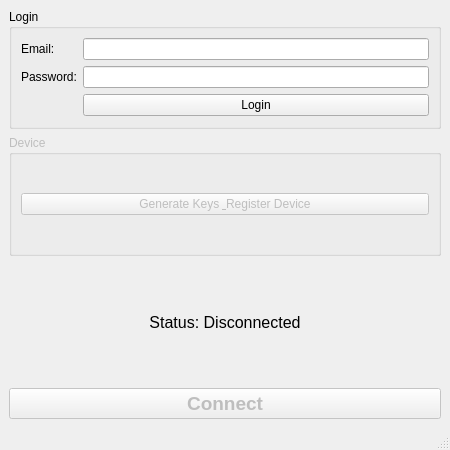
Before: the Qt Designer form vpn_desktop_client/src/mainwindow.ui in Shivam-1M/vpn, drawn with Qt 5.
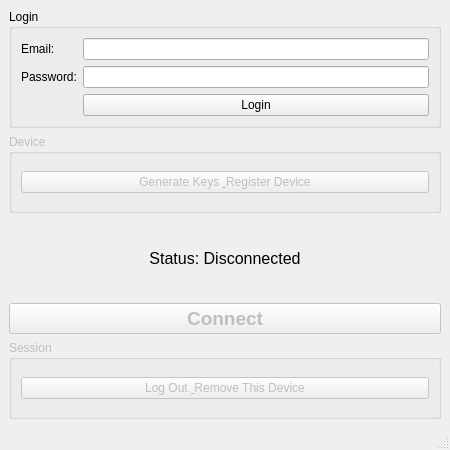
After: the same form once the commit is applied.

Diff of the .ui file:
```diff
--- a/vpn_desktop_client/src/mainwindow.ui
+++ b/vpn_desktop_client/src/mainwindow.ui
@@ -106,6 +106,25 @@
       </property>
      </widget>
     </item>
+    <item>
+     <widget class="QGroupBox" name="sessionGroup">
+      <property name="enabled">
+       <bool>false</bool>
+      </property>
+      <property name="title">
+       <string>Session</string>
+      </property>
+      <layout class="QVBoxLayout" name="verticalLayout_3">
+       <item>
+        <widget class="QPushButton" name="logoutButton">
+         <property name="text">
+          <string>Log Out &amp; Remove This Device</string>
+         </property>
+        </widget>
+       </item>
+      </layout>
+     </widget>
+    </item>
    </layout>
   </widget>
   <widget class="QMenuBar" name="menubar">
```
